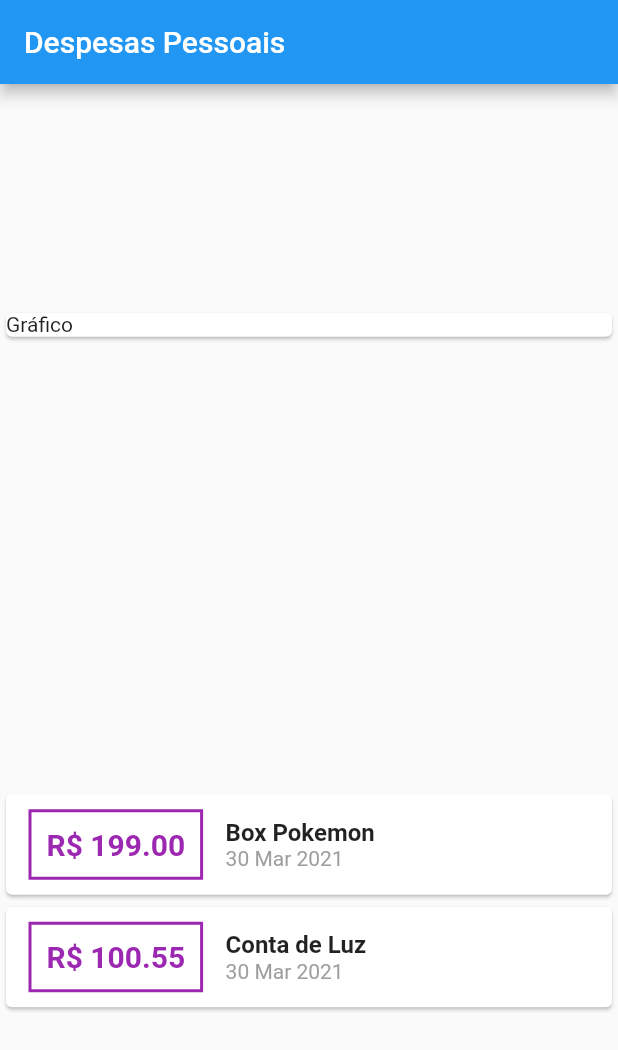
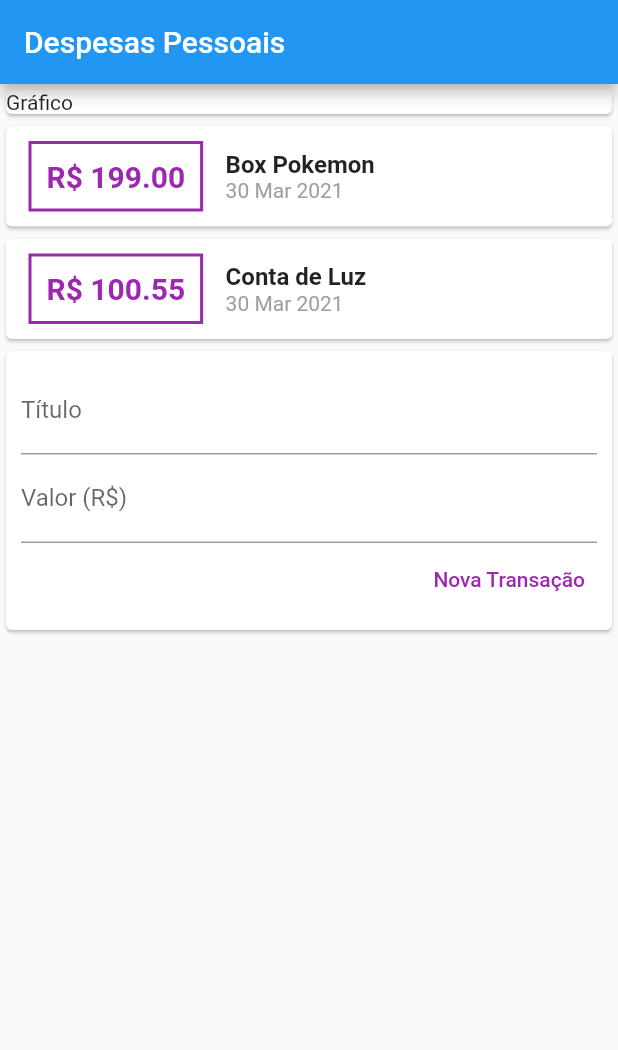
Before and after one commit to phcbarros/Flutter, a Flutter app: the screen it shows after launch, on a phone screen of 412 x 824 dp. Shown: the top 1050 px of the screen. Run offline on Flutter 3.47's test engine with Material 2 defaults, Android fonts, the phone set to English and light mode, and no system bars.

Commit message:
Curso Flutter - 04 Construindo App Real (Despesas Pessoais) - 91 Usando TextField #01

```diff
--- a/curso_flutter/expenses/lib/main.dart
+++ b/curso_flutter/expenses/lib/main.dart
@@ -29,7 +29,6 @@ class MyHomePage extends StatelessWidget {
           title: Text("Despesas Pessoais"),
         ),
         body: Column(
-          mainAxisAlignment: MainAxisAlignment.spaceAround,
           crossAxisAlignment: CrossAxisAlignment.stretch,
           children: [
             Container(
@@ -84,6 +83,37 @@ class MyHomePage extends StatelessWidget {
                   )
                 );
               }).toList(),
+            ),
+            Card(
+              child: Padding(
+                padding: const EdgeInsets.all(10),
+                child: Column(
+                  children: [
+                    TextField(
+                      decoration: InputDecoration(
+                        labelText: "Título"
+                      ),
+                    ),
+                    TextField(
+                      decoration: InputDecoration(
+                        labelText: "Valor (R\$)"
+                      ),
+                    ),
+                    Row(
+                      mainAxisAlignment: MainAxisAlignment.end,
+                      children: [
+                        TextButton(
+                          onPressed: () {},
+                          child: Text("Nova Transação"),
+                          style: ButtonStyle(
+                            foregroundColor: MaterialStateProperty.all(Colors.purple)
+                          ),
+                        ),
+                      ],
+                    )
+                  ],
+                ),
+              ),
             )
           ],
         ));
```
